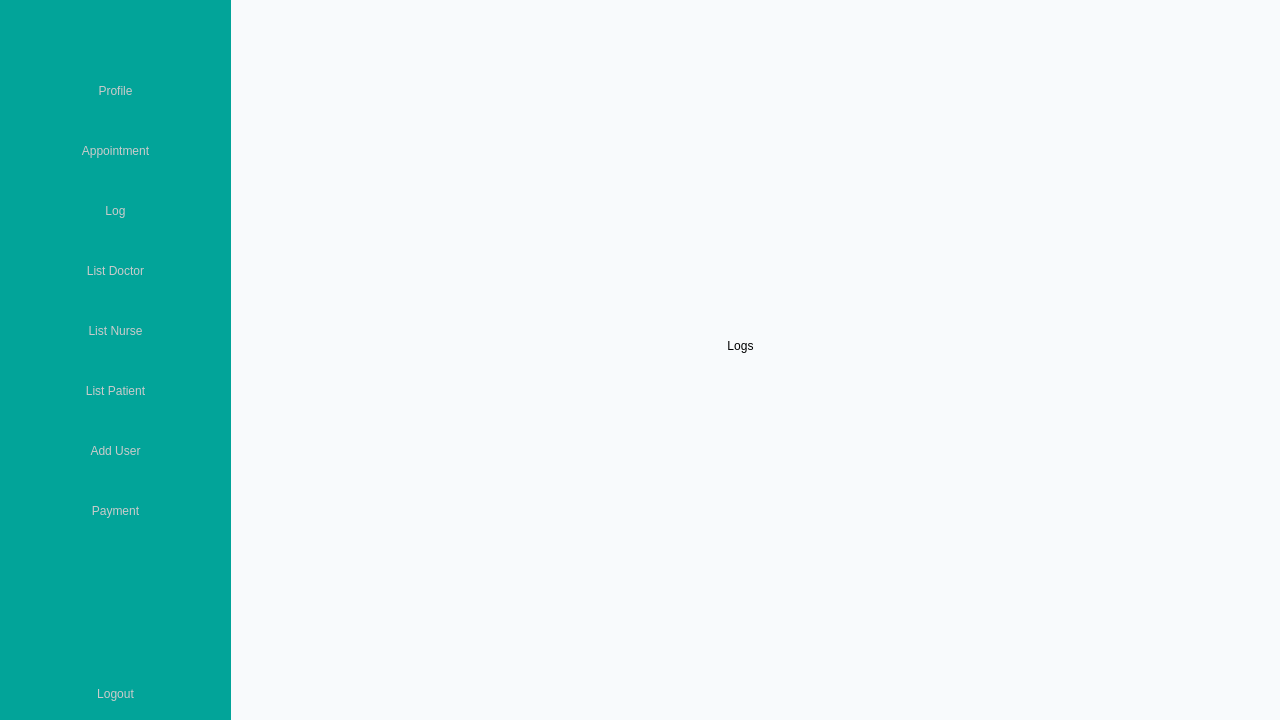
The window that src/gui/ui/MainWindowAdmin.ui (RoronoaZoro321/Healthcare-Management-System) describes before a commit, drawn with Qt 5.
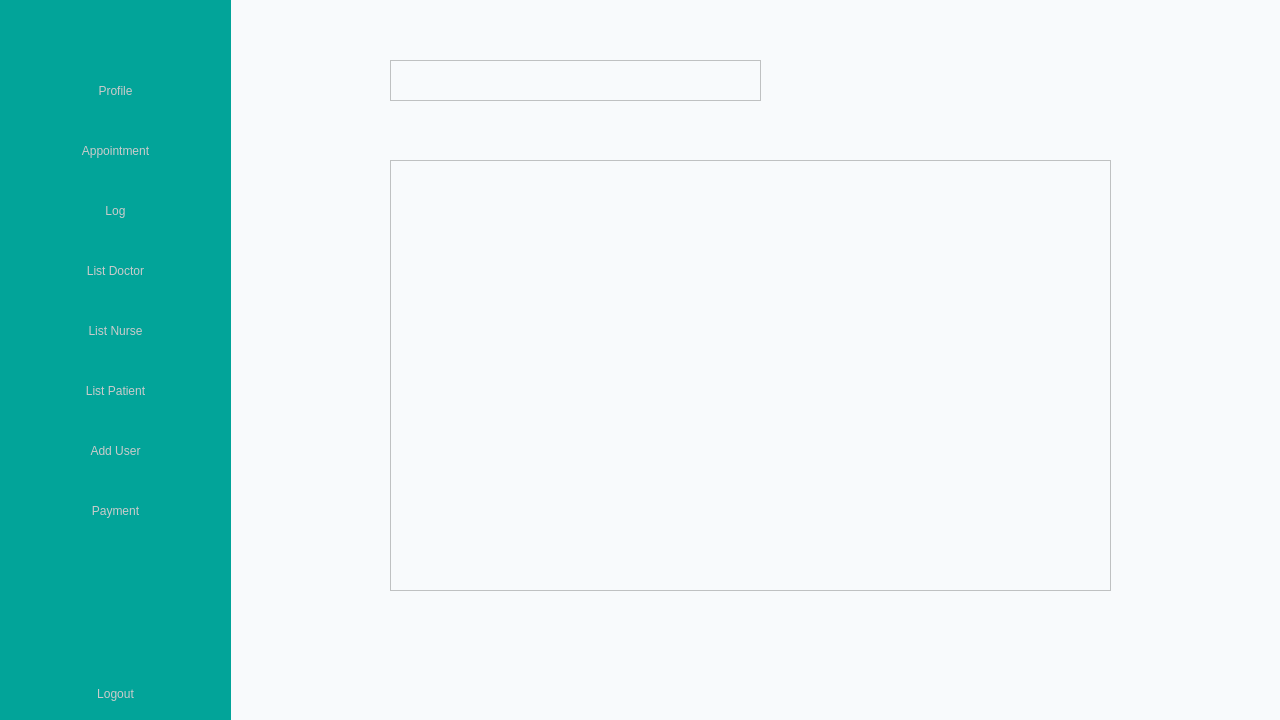
The same window after the commit. The open tabs and pages were chosen to show the change. Icons and pictures are not drawn.

Commit message: log page view able

Diff of the .ui file:
```diff
--- a/src/gui/ui/MainWindowAdmin.ui
+++ b/src/gui/ui/MainWindowAdmin.ui
@@ -401,24 +401,35 @@
         </widget>
        </widget>
        <widget class="QWidget" name="page_3">
-        <widget class="QLabel" name="log_page">
+        <widget class="QWidget" name="log_page" native="true">
          <property name="geometry">
           <rect>
-           <x>0</x>
-           <y>20</y>
-           <width>1021</width>
-           <height>651</height>
+           <x>-10</x>
+           <y>-10</y>
+           <width>1051</width>
+           <height>721</height>
           </rect>
          </property>
-         <property name="styleSheet">
-          <string notr="true">color: black;</string>
-         </property>
-         <property name="text">
-          <string>Logs</string>
-         </property>
-         <property name="alignment">
-          <set>Qt::AlignCenter</set>
-         </property>
+         <widget class="QListWidget" name="listWidget">
+          <property name="geometry">
+           <rect>
+            <x>170</x>
+            <y>170</y>
+            <width>721</width>
+            <height>431</height>
+           </rect>
+          </property>
+         </widget>
+         <widget class="QTextEdit" name="textEdit_2">
+          <property name="geometry">
+           <rect>
+            <x>170</x>
+            <y>70</y>
+            <width>371</width>
+            <height>41</height>
+           </rect>
+          </property>
+         </widget>
         </widget>
        </widget>
        <widget class="QWidget" name="page_5">
```
Left out of the diff: 2 changed lines with no effect on the pictures. The commit also changes 17 other files.
